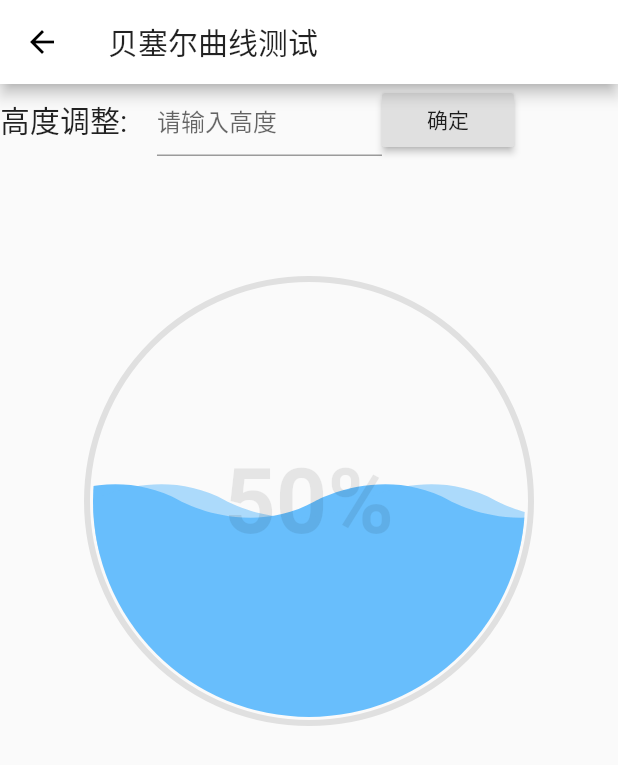
After one commit to OpenFlutter/PullToRefresh, a Flutter app: the BezierCurveDemo screen opened directly, after a tap on "确定", on a phone screen of 412 x 824 dp. The commit adds this screen. Shown: the top 765 px of the screen. Run offline on Flutter 3.47's test engine with Material 2 defaults, Android fonts, the phone set to English and light mode, and no system bars; missing offline and left inert: dragablegridview_flutter, marquee_flutter; statements that could not run were skipped.

Commit message:
添加波浪进度条

```diff
--- /dev/null
+++ b/lib/components/beziercurve.dart
@@ -0,0 +1,330 @@
+import 'package:flutter/material.dart';
+import 'dart:math';
+
+class BezierCurve extends StatefulWidget{
+
+  final Size size;
+  ///决定 水平面的高度
+  final double percentage;
+  ///浪尖峰
+  final double waveHeight;
+  final TextStyle textStyle;
+  ///波距  其实是1/4波距
+  final double waveDistance;
+  final flowSpeed;
+  final Color waterColor;
+  final Color strokeCircleColor;
+  final double circleStrokeWidth;
+  final WaterController heightController;
+
+
+  BezierCurve({
+    @required this.size,
+    this.waveHeight : 25.0,
+    @required this.percentage,
+    @required this.textStyle,
+    this.waveDistance : 30.0,
+    this.flowSpeed : 1.5,
+    this.waterColor : const Color(0xffe16009),
+    this.strokeCircleColor : const Color(0xFFE0E0E0),
+    this.circleStrokeWidth : 4.0,
+    @required this.heightController,
+  });
+
+  @override
+  State<StatefulWidget> createState() {
+    return new BezierCurveState();
+  }
+}
+
+
+class BezierCurveState extends State<BezierCurve> with SingleTickerProviderStateMixin{
+  double _moveForwardDark=0.0;
+  double _moveForwardLight=0.0;
+  double _waterHeight;
+  double _percentage;
+  Animation<double> animation;
+  AnimationController animationController;
+  VoidCallback _voidCallback;
+  List<List<double>> pointDark=List();
+  List<List<double>> pointLight=List();
+  Random _random=new Random();
+
+  @override
+  void dispose() {
+    animationController.stop();
+    animationController.dispose();
+    super.dispose();
+  }
+
+  @override
+  void initState() {
+    super.initState();
+    _percentage=widget.percentage;
+    _waterHeight=(1-_percentage) * widget.size.height;
+    widget.heightController.bezierCurveState=this;
+
+    initData();
+    animationController = new AnimationController(duration: const Duration(milliseconds: 3000), vsync: this);
+
+    WidgetsBinding widgetsBinding=WidgetsBinding.instance;
+    widgetsBinding.addPostFrameCallback((callback){
+      widgetsBinding.addPersistentFrameCallback((callback){
+        setState(() {
+          _moveForwardDark= _moveForwardDark - widget.flowSpeed- _random.nextDouble()-1;
+          if(_moveForwardDark<= - widget.waveDistance*4){
+            adjustBezierPoint(pointDark);
+            _moveForwardDark=_moveForwardDark+widget.waveDistance*4;
+          }
+
+          _moveForwardLight = _moveForwardLight- widget.flowSpeed- _random.nextDouble();
+          if(_moveForwardLight <= - widget.waveDistance*4){
+            adjustBezierPoint(pointLight);
+            _moveForwardLight = _moveForwardLight+widget.waveDistance*4;
+          }
+        });
+        widgetsBinding.scheduleFrame();
+      });
+    });
+  }
+
+  void initData(){
+    int count=(widget.size.width/(widget.waveDistance*4)).ceil()+1;
+    int maxCount=count*4+1;
+    double lastPoint=0.0;
+    double waveHei=_waterHeight+widget.waveHeight;
+    double waveLow=_waterHeight-widget.waveHeight;
+    int m=0;
+    // TODO  待完成
+    double waves;
+    for(int i=0;i<maxCount-2;i=i+2){
+      if(m%2==0){
+        waves=waveHei;
+      }else{
+        waves=waveLow;
+      }
+      createBezierPoint(pointDark,lastPoint,waves);
+      createBezierPoint(pointLight,lastPoint,waves);
+
+      lastPoint=lastPoint+widget.waveDistance*2;
+      m++;
+    }
+  }
+
+
+  void adjustBezierPoint(List<List<double>> list){
+    double waveHei=_waterHeight+widget.waveHeight;
+    double waveLow=_waterHeight-widget.waveHeight;
+    list.removeRange(0, 6);
+    list.forEach((points){
+      points[0]=points[0]-widget.waveDistance*4;
+    });
+    double lastPoint= list.last[0];
+    createBezierPoint(list,lastPoint,waveHei);
+    lastPoint=lastPoint+widget.waveDistance*2;
+    createBezierPoint(list,lastPoint,waveLow);
+  }
+
+
+
+
+  void adjustPointHeight(double heightDifference){
+    pointDark.forEach((points){
+      points[1]=points[1]+heightDifference;
+    });
+    pointLight.forEach((points){
+      points[1]=points[1]+heightDifference;
+    });
+  }
+
+
+
+  void createBezierPoint(List<List<double>> list,double lastPoint,double waves){
+    //波浪瞎几把动效果添加  但是不同波峰高度之间有断层
+//    int a=_random.nextInt(10);
+    int a=0;
+    if(a%2==0){
+      waves=waves-a;
+    }else{
+      waves=waves+a;
+    }
+    list.add(  [lastPoint,                       _waterHeight]) ;
+    list.add(  [lastPoint+widget.waveDistance,   waves]) ;
+    list.add(  [lastPoint+widget.waveDistance*2, _waterHeight]) ;
+  }
+
+  @override
+  Widget build(BuildContext context) {
+    return new CustomPaint(
+      size: widget.size,
+      painter: new BezierCurvePainter(
+        waterHeight: _waterHeight,
+        waveHeight:widget.waveHeight,
+        moveForward:_moveForwardDark,
+        textStyle:widget.textStyle ,
+        circleStrokeWidth: widget.circleStrokeWidth,
+        strokeCircleColor: widget.strokeCircleColor,
+        waterColor: widget.waterColor,
+        percentage: _percentage ,
+        moveForwardLight: _moveForwardLight,
+        pointDark: pointDark,
+        pointLight: pointLight,
+      ),
+    );
+  }
+
+  void changeWaterHeight(double h){
+    initAnimation(_percentage ,h);
+    animationController.forward();
+  }
+
+
+  void initAnimation(double old ,double newPercentage){
+    animation = new Tween(begin: old, end: newPercentage).animate(animationController);
+
+    animation.addListener(_voidCallback=() {
+      setState(() {
+        double value = animation.value;
+        _percentage=value;
+        double newHeight=(1-_percentage) * widget.size.height;
+        adjustPointHeight( newHeight-_waterHeight);
+        _waterHeight=newHeight;
+      });
+    });
+
+    animation.addStatusListener((animationStatus){
+      if(animationStatus==AnimationStatus.completed){
+        animation.removeListener(_voidCallback);
+        animationController.reset();
+      }else if(animationStatus==AnimationStatus.forward){
+
+      }
+    });
+  }
+}
+
+class BezierCurvePainter extends CustomPainter{
+
+  final double waterHeight;
+  final double waveHeight;
+  final double moveForward;
+  final Color waterColor;
+  final Color strokeCircleColor;
+  final TextStyle textStyle;
+  final double circleStrokeWidth;
+  final double percentage;
+  final double moveForwardLight;
+  final List<List<double>> pointDark;
+  final List<List<double>> pointLight;
+
+  BezierCurvePainter({
+    @required this.waterHeight,
+    @required this.waveHeight,
+    @required this.moveForward,
+    @required this.waterColor,
+    @required this.strokeCircleColor,
+    @required this.textStyle,
+    @required this.circleStrokeWidth,
+    @required this.percentage,
+    @required this.moveForwardLight,
+    @required this.pointDark,
+    @required this.pointLight
+  });
+
+  @override
+  void paint(Canvas canvas, Size size) {
+    Paint layerPaint=new Paint();
+    Paint paint =Paint();
+    double halfSizeHeight = size.height/2;
+    double halfSizeWidth = size.width/2;
+    double radius=min(size.width, size.height)/2-circleStrokeWidth/2;
+
+
+    Path path=Path();
+    path.moveTo(0, waterHeight);
+    for(int i=0;i<pointDark.length-2;i=i+3){
+      path.cubicTo(pointDark[i][0],pointDark[i][1],     pointDark[i+1][0],pointDark[i+1][1],    pointDark[i+2][0], pointDark[i+2][1]);
+    }
+    path.lineTo(pointDark.last[0],size.height);
+    path.lineTo(0,size.height);
+    path.close();
+
+
+    Path path2=Path();
+    path2.moveTo(0, waterHeight);
+    for(int i=0;i<pointLight.length-2;i=i+3){
+      path2.cubicTo(pointLight[i][0],pointLight[i][1],    pointLight[i+1][0],pointLight[i+1][1],    pointLight[i+2][0], pointLight[i+2][1]);
+    }
+    double waveHeightMax=waterHeight+waveHeight+10.0;
+    path2.lineTo(pointLight.last[0], waveHeightMax);
+    path2.lineTo(0,waveHeightMax);
+    path2.close();
+
+
+    canvas.saveLayer(new Rect.fromLTRB(0.0, 0.0, size.width, size.height), layerPaint);
+
+    canvas.saveLayer(new Rect.fromLTRB(0.0, 0.0, size.width, size.height), layerPaint);
+    paint.style=PaintingStyle.fill;
+    canvas.save();
+    canvas.translate(moveForwardLight, 0);
+    canvas.drawPath(path2, paint);
+    canvas.restore();
+    layerPaint.blendMode=BlendMode.srcIn ;
+    canvas.saveLayer(new Rect.fromLTRB(0.0, 0.0,  size.width, size.height), layerPaint);
+    paint.color = waterColor.withAlpha(0x88);
+    canvas.drawCircle(new Offset(halfSizeWidth, halfSizeHeight), radius-circleStrokeWidth, paint);
+    paint.color = waterColor.withAlpha(0xff);
+    canvas.restore();
+    canvas.restore();
+
+    layerPaint.blendMode=BlendMode.dstOver ;
+    canvas.saveLayer(new Rect.fromLTRB(0.0, 0.0, size.width, size.height), layerPaint);
+
+    canvas.saveLayer(new Rect.fromLTRB(0.0, 0.0, size.width, size.height), layerPaint);
+    paint.style=PaintingStyle.fill;
+    canvas.save();
+    canvas.translate(moveForward, 0);
+    canvas.drawPath(path, paint);
+    canvas.restore();
+    layerPaint.blendMode=BlendMode.srcIn ;
+    canvas.saveLayer(new Rect.fromLTRB(0.0, 0.0,  size.width, size.height), layerPaint);
+    paint.color = waterColor;
+    canvas.drawCircle(new Offset(halfSizeWidth, halfSizeHeight), radius-circleStrokeWidth, paint);
+    canvas.restore();
+    canvas.restore();
+
+    canvas.restore();
+    canvas.restore();
+
+
+
+    paint.style=PaintingStyle.stroke;
+    paint.color=strokeCircleColor;
+    paint.strokeWidth=circleStrokeWidth;
+    canvas.drawCircle(new Offset(halfSizeWidth, halfSizeHeight), radius, paint);
+
+    TextPainter textPainter = new TextPainter();
+    textPainter.textDirection = TextDirection.ltr;
+    textPainter.text = new TextSpan(text: (percentage*100).toInt().toString()+"%",
+        style: textStyle,);
+    textPainter.layout();
+    double textStarPositionX = halfSizeWidth-textPainter.size.width/2;
+    double textStarPositionY = halfSizeHeight-textPainter.size.height/2;
+    textPainter.paint(canvas, new Offset(textStarPositionX, textStarPositionY));
+  }
+
+  @override
+  bool shouldRepaint(CustomPainter oldDelegate) {
+    return true;
+  }
+}
+
+class WaterController {
+  BezierCurveState bezierCurveState;
+
+  void  changeWaterHeight(double h){
+    if(bezierCurveState!=null) {
+      bezierCurveState.changeWaterHeight(h);
+    }
+  }
+}
--- /dev/null
+++ b/lib/ui/secondpage/beziercurvedemo.dart
@@ -0,0 +1,76 @@
+import 'package:flutter/material.dart';
+import 'package:flutterapp/components/beziercurve.dart';
+
+class BezierCurveDemo extends StatefulWidget{
+  @override
+  State<StatefulWidget> createState() {
+
+    return BezierCurveDemoState();
+  }
+
+}
+
+class BezierCurveDemoState extends State<BezierCurveDemo>{
+
+  final TextEditingController _controller = new TextEditingController();
+  double waterHeight=0.5;
+  WaterController waterController=WaterController();
+
+
+  @override
+  Widget build(BuildContext context) {
+
+    return new Scaffold(
+      resizeToAvoidBottomPadding: false,
+      appBar: new AppBar(
+        title: new Text("贝塞尔曲线测试"),
+      ),
+      body: new Column(
+        children: <Widget>[
+          new Row(
+            children: <Widget>[
+              new Text("高度调整:    ",
+                style: new TextStyle(fontSize: 20.0),
+              ),
+              new Container(
+                width: 150.0,
+                child: new TextField(
+                    controller: _controller,
+                    decoration: new InputDecoration(
+                      hintText: "请输入高度",
+                    )
+                ),
+              ),
+              new RaisedButton(onPressed: (){
+                  print("waterHeight is ${_controller.toString()}");
+                  FocusScope.of(context).requestFocus(FocusNode());
+                  waterController.changeWaterHeight(double.parse(_controller.text));
+                },
+                child: new Text("确定"),
+              ),
+            ],
+          ),
+          new Container(
+            margin: EdgeInsets.only(top: 80.0),
+            child: new Center(
+              child: new BezierCurve(
+                flowSpeed: 2.0,
+                waveDistance:45.0,
+                waterColor: Color(0xFF68BEFC),
+                //strokeCircleColor: Color(0x50e16009),
+                heightController: waterController,
+                percentage: waterHeight,
+                size: new Size (300,300),
+                textStyle: new TextStyle(
+                color:Color(0x15000000),
+                fontSize: 60.0,
+                fontWeight: FontWeight.bold),
+              ),
+            ),
+          ),
+        ],
+      ),
+    );
+  }
+
+}
--- a/lib/ui/secondpage/dashboard.dart
+++ b/lib/ui/secondpage/dashboard.dart
@@ -213,10 +213,13 @@ class DashBoardTablePainter extends CustomPainter{
       canvas.rotate(tableSpace);
       if(i%10==0){
         int a=(i/10).ceil();
+        changePaintColors(paintMain,i);
         drawLongLine(canvas,paintMain,halfHeight,speedTexts[a]);
       }else if(i%5==0){
+        changePaintColors(paintMain,i);
         drawMiddleLine(canvas,paintMain,halfHeight);
       }else{
+        changePaintColors(paintOther,i);
         drawSmallLine(canvas,paintOther,halfHeight);
       }
     }
@@ -228,10 +231,13 @@ class DashBoardTablePainter extends CustomPainter{
       canvas.rotate(-tableSpace);
       if(i%10==0){
         int a=(i/10).ceil();
+        changePaintColors(paintMain,i);
         drawLongLine(canvas,paintMain,halfHeight,speedTexts[a]);
       }else if(i%5==0){
+        changePaintColors(paintMain,i);
         drawMiddleLine(canvas,paintMain,halfHeight);
       }else{
+        changePaintColors(paintOther,i);
         drawSmallLine(canvas,paintOther,halfHeight);
       }
     }
@@ -241,6 +247,15 @@ class DashBoardTablePainter extends CustomPainter{
   }
 
 
+  void changePaintColors(Paint paint,int value){
+    if(value<=20){
+      paint.color=Colors.green;
+    }else if(value<80){
+      paint.color=Colors.blue;
+    }else{
+      paint.color=Colors.red;
+    }
+  }
 
   ///画仪表盘上的长线
   void drawLongLine(Canvas canvas,Paint paintMain,double halfHeight,String text){
@@ -248,7 +263,7 @@ class DashBoardTablePainter extends CustomPainter{
 
     TextPainter textPainter = new TextPainter();
     textPainter.textDirection = TextDirection.ltr;
-    textPainter.text = new TextSpan(text: text, style: new TextStyle(color:Colors.blue,fontSize: 15.5,));
+    textPainter.text = new TextSpan(text: text, style: new TextStyle(color:paintMain.color,fontSize: 15.5,));
     textPainter.layout();
     double textStarPositionX = -textPainter.size.width / 2;
     double textStarPositionY = -halfHeight+19;
--- a/lib/ui/secondpage/secondPage.dart
+++ b/lib/ui/secondpage/secondPage.dart
@@ -1,5 +1,6 @@
 import 'package:flutter/material.dart';
 import 'package:flutterapp/bin/appinfobin.dart';
+import 'package:flutterapp/ui/secondpage/beziercurvedemo.dart';
 import 'package:flutterapp/ui/secondpage/blendmode.dart';
 import 'package:flutterapp/ui/secondpage/bubbles.dart';
 import 'package:flutterapp/ui/secondpage/dashboard.dart';
@@ -47,6 +48,7 @@ class ListViewWidgets extends StatefulWidget{
     new AppInfoBin("BlendMode", "2018-11-28 10:52", "BlendMode测试",false),
     new AppInfoBin("DashBoard", "2018-11-29 14:34", "汽车仪表盘模拟",false),
     new AppInfoBin("Bubbles", "2018-12-07 10:38", "泡泡往上冒的动画",false),
+    new AppInfoBin("BezierCurve", "2018-12-26 16:00", "水波纹效果",false),
   ];
 
   @override
@@ -109,6 +111,10 @@ class ListState extends State<ListViewWidgets>{
                 Navigator.of(context).push(new MaterialPageRoute(builder: (_) {
                   return new Bubbles();
                 }));
+              }else if(index==5){
+                Navigator.of(context).push(new MaterialPageRoute(builder: (_) {
+                  return new BezierCurveDemo();
+                }));
               }
             },
             child:new Card(
```
Also changed, not shown: demonstrationgif/20181207_155551.gif (added), demonstrationgif/20181229_155650.gif (added).
